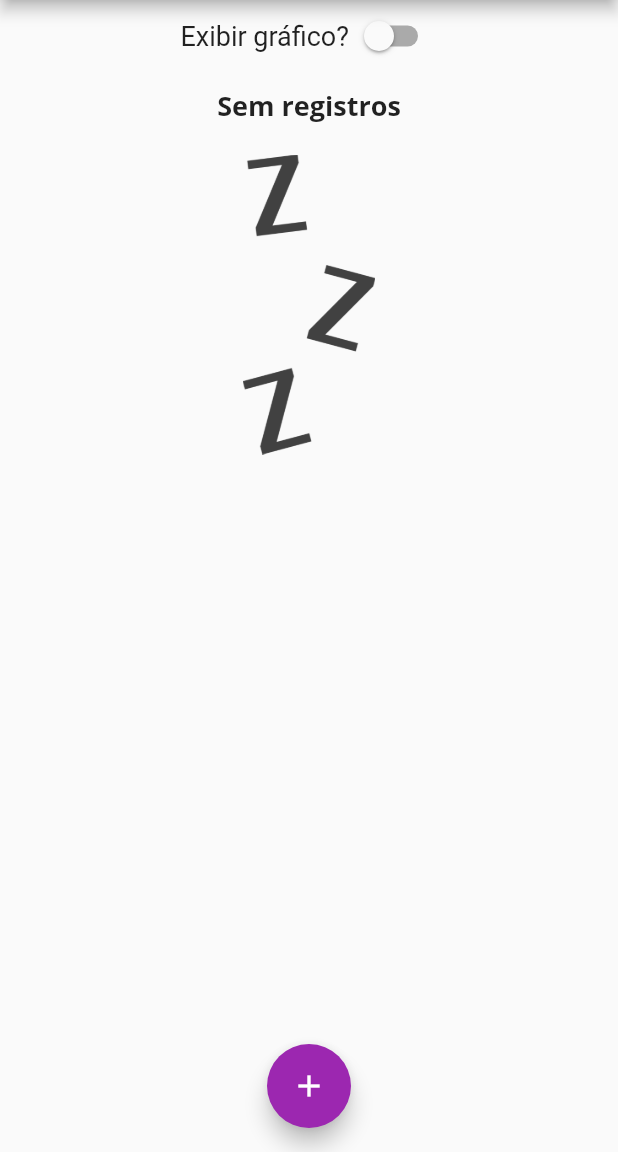
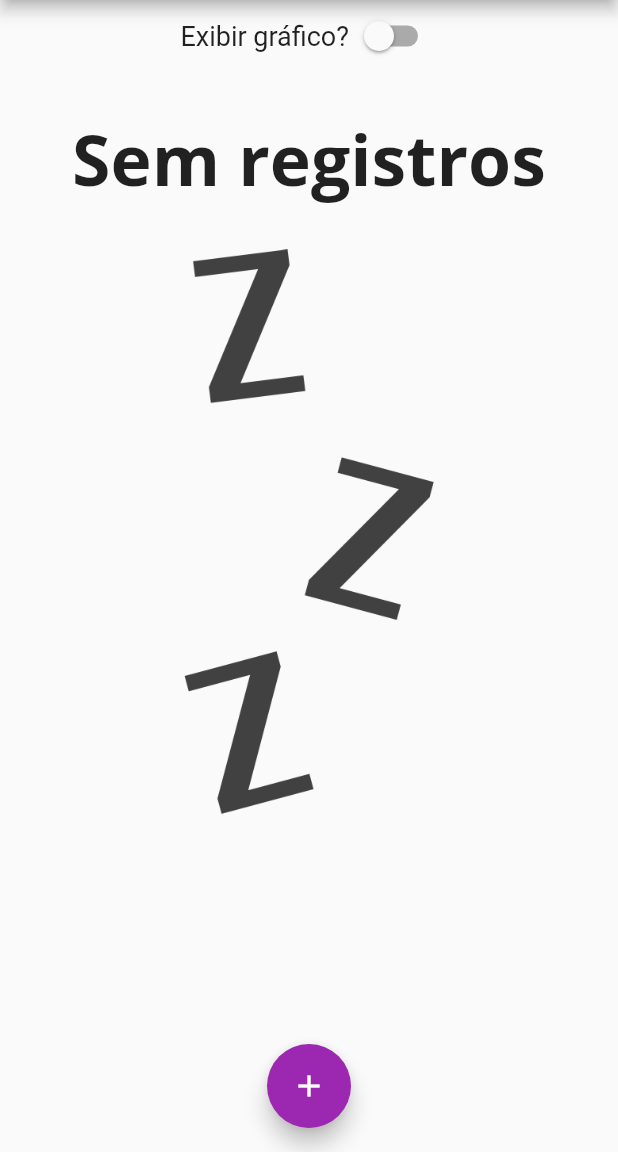
Before and after one commit to fvieir/Flutter-despesas_pessoais, a Flutter app: the screen it shows after launch, after a tap on the "delete" icon, on a phone screen of 412 x 824 dp, the part 84-1236 px from its top. Run offline on Flutter 3.47's test engine with Material 2 defaults, Android fonts, the phone set to English and light mode, and no system bars.

Commit message:
Ajustando tamanho da imagem ao rotacionar tela

```diff
--- a/lib/components/transaction_list.dart
+++ b/lib/components/transaction_list.dart
@@ -15,24 +15,31 @@ class TransactionList extends StatelessWidget {
   @override
   Widget build(BuildContext context) {
     return transactions.isEmpty
-        ? Column(
+        ? LayoutBuilder(
+            builder: (ctx, constraints) {
+              return Column(
                 children: [
-              Padding(
-                padding: const EdgeInsets.all(10),
+                  SizedBox(height: constraints.maxHeight * 0.05),
+                  SizedBox(
+                    height: constraints.maxHeight * 0.12,
+                    child: FittedBox(
                       child: Text(
                         'Sem registros',
                         style: Theme.of(context).textTheme.titleLarge,
                       ),
                     ),
-              Container(
-                margin: const EdgeInsets.fromLTRB(0, 10, 0, 10),
-                height: 200,
+                  ),
+                  SizedBox(height: constraints.maxHeight * 0.05),
+                  SizedBox(
+                    height: constraints.maxHeight * 0.7,
                     child: Image.asset(
                       'assets/images/waiting.png',
                       fit: BoxFit.cover,
                     ),
                   ),
                 ],
+              );
+            },
           )
         : ListView.builder(
             itemCount: transactions.length,
```
Lines whose indentation alone changed are shown as unchanged.
